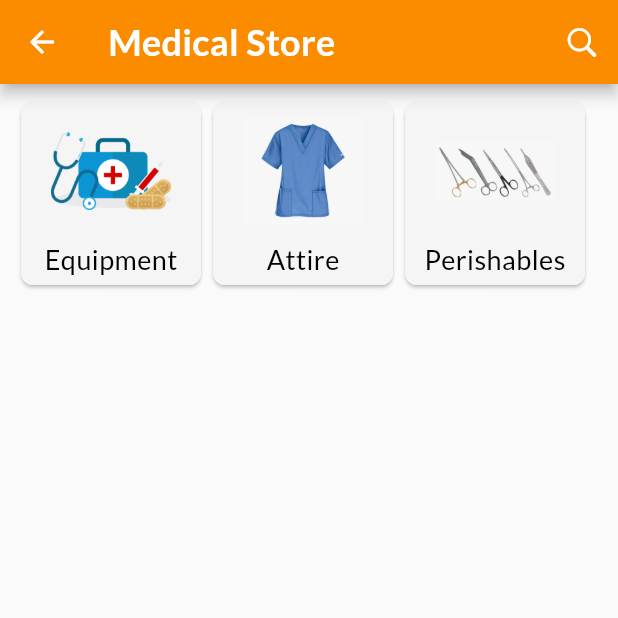
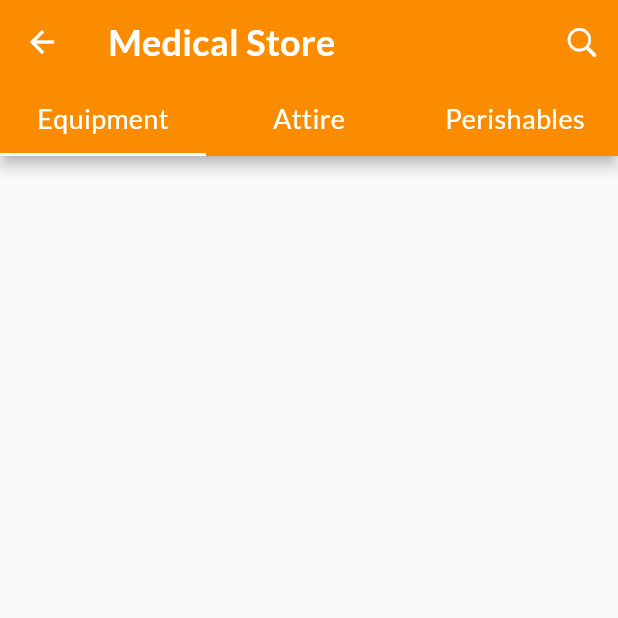
Before and after one commit to CarltonK/doctors_of_kenya, a Flutter app: the StoreScreen screen opened directly, on a phone screen of 412 x 824 dp, the top half of it. Run offline on Flutter 3.47's test engine with Material 2 defaults, Android fonts, the phone set to English and light mode, and no system bars; our stand-ins replace cached_network_image, firebase_core, flutter_spinkit, google_fonts; accounts and stored records are empty.

Commit message:
converted store page to be tabbed

```diff
--- a/lib/models/models.dart
+++ /dev/null
@@ -1 +0,0 @@
-export 'store_model.dart';
--- a/lib/models/store_model.dart
+++ /dev/null
@@ -1,22 +0,0 @@
-class StoreModel {
-  String title;
-  String image;
-  bool selected;
-
-  StoreModel({this.title, this.image, this.selected = false});
-}
-
-StoreModel equipment = StoreModel(
-  title: 'Equipment',
-  image: 'assets/images/medical.png',
-);
-StoreModel attire = StoreModel(
-  title: 'Attire',
-  image: 'assets/images/scrubs.png',
-);
-StoreModel perishables = StoreModel(
-  title: 'Perishables',
-  image: 'assets/images/perishables.png',
-);
-
-List<StoreModel> storeModels = [equipment, attire, perishables];
--- /dev/null
+++ b/lib/screens/home/medical_store/attire_store.dart
@@ -0,0 +1,8 @@
+import 'package:flutter/material.dart';
+
+class AttireStore extends StatelessWidget {
+  @override
+  Widget build(BuildContext context) {
+    return Container();
+  }
+}
--- /dev/null
+++ b/lib/screens/home/medical_store/equipment_store.dart
@@ -0,0 +1,8 @@
+import 'package:flutter/material.dart';
+
+class EquipmentStore extends StatelessWidget {
+  @override
+  Widget build(BuildContext context) {
+    return Container();
+  }
+}
--- /dev/null
+++ b/lib/screens/home/medical_store/perishables_store.dart
@@ -0,0 +1,8 @@
+import 'package:flutter/material.dart';
+
+class PerishablesStore extends StatelessWidget {
+  @override
+  Widget build(BuildContext context) {
+    return Container();
+  }
+}
--- a/lib/screens/home/medical_store/store.dart
+++ b/lib/screens/home/medical_store/store.dart
@@ -1 +1,4 @@
 export 'store_screen.dart';
+export 'attire_store.dart';
+export 'equipment_store.dart';
+export 'perishables_store.dart';
--- a/lib/screens/home/medical_store/store_screen.dart
+++ b/lib/screens/home/medical_store/store_screen.dart
@@ -1,12 +1,30 @@
-import 'package:doctors_of_kenya/models/models.dart';
+import 'package:doctors_of_kenya/screens/home/medical_store/store.dart';
 import 'package:doctors_of_kenya/widgets/widgets.dart';
 import 'package:flutter/cupertino.dart';
 import 'package:flutter/material.dart';
 
 class StoreScreen extends StatelessWidget {
+  Widget _tabHeaders() {
+    return TabBar(
+      tabs: [
+        TabWidget(title: 'Equipment'),
+        TabWidget(title: 'Attire'),
+        TabWidget(title: 'Perishables'),
+      ],
+    );
+  }
+
+  final List<Widget> _pages = [
+    EquipmentStore(),
+    AttireStore(),
+    PerishablesStore(),
+  ];
+
   @override
   Widget build(BuildContext context) {
-    return Scaffold(
+    return DefaultTabController(
+      length: 3,
+      child: Scaffold(
         appBar: AppBar(
           backgroundColor: Theme.of(context).accentColor,
           title: Text(
@@ -20,29 +38,11 @@ class StoreScreen extends StatelessWidget {
               tooltip: 'Search',
             ),
           ],
+          bottom: _tabHeaders(),
         ),
-      body: Column(
-        children: [
-          const SizedBox(height: 8),
-          Container(
-            height: 130,
-            child: ListView.builder(
-              padding: const EdgeInsets.only(left: 10.0),
-              scrollDirection: Axis.horizontal,
-              itemCount: storeModels.length,
-              itemBuilder: (context, index) {
-                StoreModel _singleModel = storeModels[index];
-                return CategoryItem(
-                  storeModel: _singleModel,
-                );
-              },
+        body: TabBarView(
+          children: _pages,
         ),
-          ),
-          const SizedBox(height: 8),
-          Expanded(
-            child: Container(),
-          ),
-        ],
       ),
     );
   }
--- a/lib/widgets/category_item.dart
+++ /dev/null
@@ -1,48 +0,0 @@
-import 'package:doctors_of_kenya/models/models.dart';
-import 'package:flutter/material.dart';
-
-class CategoryItem extends StatelessWidget {
-  final StoreModel storeModel;
-  CategoryItem({Key key, @required this.storeModel}) : super(key: key);
-
-  @override
-  Widget build(BuildContext context) {
-    return Card(
-      shape: RoundedRectangleBorder(
-        borderRadius: BorderRadius.circular(8),
-      ),
-      child: Container(
-        decoration: BoxDecoration(
-          color: storeModel.selected
-              ? Theme.of(context).accentColor
-              : Colors.grey[100],
-          borderRadius: BorderRadius.circular(8),
-        ),
-        height: 120,
-        width: 120,
-        child: Column(
-          mainAxisAlignment: MainAxisAlignment.center,
-          children: [
-            Container(
-              height: 80,
-              width: 80,
-              decoration: BoxDecoration(
-                borderRadius: BorderRadius.circular(8),
-                image: DecorationImage(
-                  image: AssetImage(storeModel.image),
-                ),
-              ),
-            ),
-            const SizedBox(
-              height: 8,
-            ),
-            Text(
-              storeModel.title,
-              style: Theme.of(context).textTheme.subtitle2,
-            )
-          ],
-        ),
-      ),
-    );
-  }
-}
--- a/lib/widgets/widgets.dart
+++ b/lib/widgets/widgets.dart
@@ -7,4 +7,3 @@ export 'institutions_list.dart';
 export 'app_drawer.dart';
 export 'tab_widget.dart';
 export 'job_post_card.dart';
-export 'category_item.dart';
```
Lines whose indentation alone changed are shown as unchanged.
